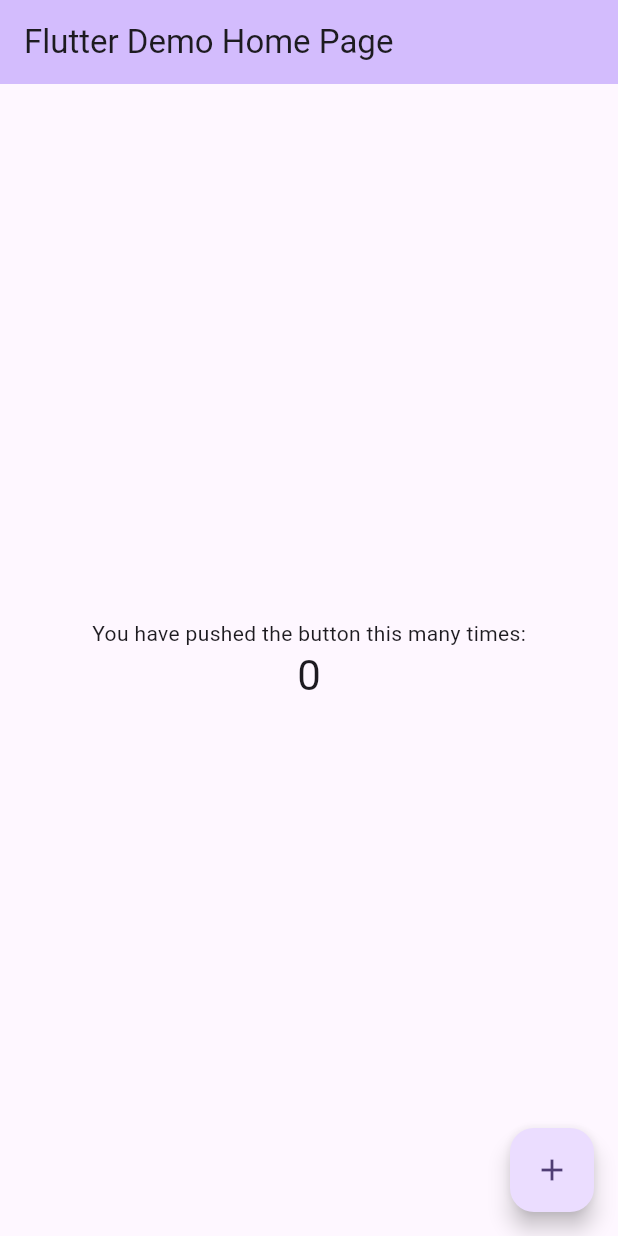
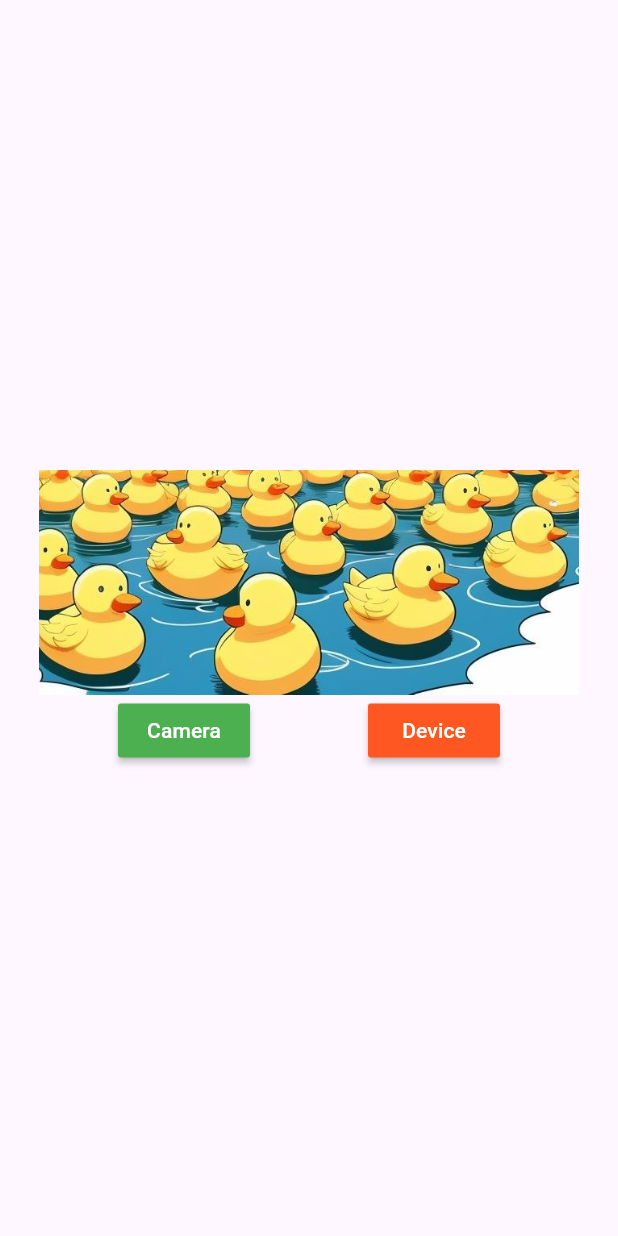
Before and after one commit to ajmdz/fake-banknote-detection, a Flutter app: the screen it shows after launch, on a phone screen of 412 x 824 dp. Run offline on Flutter 3.47's test engine with Material 3 defaults, Android fonts, the light colour scheme and no system bars; our stand-ins replace image_cropper, image_picker.

Commit message:
Add image picker and cropper

```diff
--- a/lib/main.dart
+++ b/lib/main.dart
@@ -1,4 +1,7 @@
+import 'dart:io';
 import 'package:flutter/material.dart';
+import 'package:image_cropper/image_cropper.dart';
+import 'package:image_picker/image_picker.dart';
 
 void main() {
   runApp(const MyApp());
@@ -11,42 +14,18 @@
   @override
   Widget build(BuildContext context) {
     return MaterialApp(
-      title: 'Flutter Demo',
+      title: 'CounterFeat',
       theme: ThemeData(
-        // This is the theme of your application.
-        //
-        // TRY THIS: Try running your application with "flutter run". You'll see
-        // the application has a purple toolbar. Then, without quitting the app,
-        // try changing the seedColor in the colorScheme below to Colors.green
-        // and then invoke "hot reload" (save your changes or press the "hot
-        // reload" button in a Flutter-supported IDE, or press "r" if you used
-        // the command line to start the app).
-        //
-        // Notice that the counter didn't reset back to zero; the application
-        // state is not lost during the reload. To reset the state, use hot
-        // restart instead.
-        //
-        // This works for code too, not just values: Most code changes can be
-        // tested with just a hot reload.
         colorScheme: ColorScheme.fromSeed(seedColor: Colors.deepPurple),
         useMaterial3: true,
       ),
-      home: const MyHomePage(title: 'Flutter Demo Home Page'),
+      home: const MyHomePage(title: 'CounterFeat'),
     );
   }
 }
 
 class MyHomePage extends StatefulWidget {
   const MyHomePage({super.key, required this.title});
-
-  // This widget is the home page of your application. It is stateful, meaning
-  // that it has a State object (defined below) that contains fields that affect
-  // how it looks.
-
-  // This class is the configuration for the state. It holds the values (in this
-  // case the title) provided by the parent (in this case the App widget) and
-  // used by the build method of the State. Fields in a Widget subclass are
-  // always marked "final".
 
   final String title;
 
@@ -55,71 +34,111 @@
 }
 
 class _MyHomePageState extends State<MyHomePage> {
-  int _counter = 0;
+  File? _selectedFile;
+  bool _inProcess = false;
 
-  void _incrementCounter() {
+  Widget getImageWidget() {
+    if (_selectedFile != null) {
+      return Image.file(
+        _selectedFile!, // null-aware operator to assert non-null before passing
+        width: 360,
+        height: 150,
+        fit: BoxFit.cover,
+      );
+    } else {
+      return Image.asset(
+        "assets/placeholder.jpg",
+        width: 360,
+        height: 150,
+        fit: BoxFit.cover,
+      );
+    }
+  }
+
+  getImage(ImageSource source) async {
     setState(() {
-      // This call to setState tells the Flutter framework that something has
-      // changed in this State, which causes it to rerun the build method below
-      // so that the display can reflect the updated values. If we changed
-      // _counter without calling setState(), then the build method would not be
-      // called again, and so nothing would appear to happen.
-      _counter++;
+      _inProcess = true;
     });
+    XFile? image = await ImagePicker().pickImage(source: source);
+    if (image != null) {
+      CroppedFile? cropped = await ImageCropper().cropImage(
+        sourcePath: image.path,
+        aspectRatio: const CropAspectRatio(ratioX: 16, ratioY: 6.6),
+        compressQuality: 100,
+        maxWidth: 2560,
+        maxHeight: 1440,
+        compressFormat: ImageCompressFormat.jpg,
+        uiSettings: [
+          AndroidUiSettings(
+            toolbarColor: Colors.deepOrange,
+            toolbarTitle: "Crop Image",
+            statusBarColor: Colors.deepOrange.shade900,
+            backgroundColor: Colors.white,
+          )
+        ],
+      );
+
+      if (cropped != null) {
+        setState(() {
+          _selectedFile = File(cropped.path);
+          _inProcess = false;
+        });
+      } else {
+        setState(() {
+          _inProcess = false;
+        });
+      }
+    } else {
+      setState(() {
+        _inProcess = false;
+      });
+    }
   }
 
   @override
   Widget build(BuildContext context) {
-    // This method is rerun every time setState is called, for instance as done
-    // by the _incrementCounter method above.
-    //
-    // The Flutter framework has been optimized to make rerunning build methods
-    // fast, so that you can just rebuild anything that needs updating rather
-    // than having to individually change instances of widgets.
     return Scaffold(
-      appBar: AppBar(
-        // TRY THIS: Try changing the color here to a specific color (to
-        // Colors.amber, perhaps?) and trigger a hot reload to see the AppBar
-        // change color while the other colors stay the same.
-        backgroundColor: Theme.of(context).colorScheme.inversePrimary,
-        // Here we take the value from the MyHomePage object that was created by
-        // the App.build method, and use it to set our appbar title.
-        title: Text(widget.title),
-      ),
-      body: Center(
-        // Center is a layout widget. It takes a single child and positions it
-        // in the middle of the parent.
-        child: Column(
-          // Column is also a layout widget. It takes a list of children and
-          // arranges them vertically. By default, it sizes itself to fit its
-          // children horizontally, and tries to be as tall as its parent.
-          //
-          // Column has various properties to control how it sizes itself and
-          // how it positions its children. Here we use mainAxisAlignment to
-          // center the children vertically; the main axis here is the vertical
-          // axis because Columns are vertical (the cross axis would be
-          // horizontal).
-          //
-          // TRY THIS: Invoke "debug painting" (choose the "Toggle Debug Paint"
-          // action in the IDE, or press "p" in the console), to see the
-          // wireframe for each widget.
+        body: Stack(
+      children: <Widget>[
+        Column(
           mainAxisAlignment: MainAxisAlignment.center,
           children: <Widget>[
-            const Text(
-              'You have pushed the button this many times:',
-            ),
-            Text(
-              '$_counter',
-              style: Theme.of(context).textTheme.headlineMedium,
-            ),
+            getImageWidget(),
+            Row(
+              mainAxisAlignment: MainAxisAlignment.spaceEvenly,
+              children: <Widget>[
+                MaterialButton(
+                    color: Colors.green,
+                    child: const Text(
+                      "Camera",
+                      style: TextStyle(color: Colors.white),
+                    ),
+                    onPressed: () {
+                      getImage(ImageSource.camera);
+                    }),
+                MaterialButton(
+                    color: Colors.deepOrange,
+                    child: const Text(
+                      "Device",
+                      style: TextStyle(color: Colors.white),
+                    ),
+                    onPressed: () {
+                      getImage(ImageSource.gallery);
+                    })
+              ],
+            )
           ],
         ),
-      ),
-      floatingActionButton: FloatingActionButton(
-        onPressed: _incrementCounter,
-        tooltip: 'Increment',
-        child: const Icon(Icons.add),
-      ), // This trailing comma makes auto-formatting nicer for build methods.
-    );
+        (_inProcess)
+            ? Container(
+                color: Colors.white,
+                height: MediaQuery.of(context).size.height * 0.95,
+                child: const Center(
+                  child: CircularProgressIndicator(),
+                ),
+              )
+            : const Center()
+      ],
+    ));
   }
 }
--- a/pubspec.yaml
+++ b/pubspec.yaml
@@ -31,6 +31,7 @@ dependencies:
   flutter:
     sdk: flutter
   image_picker: ^1.0.7
+  image_cropper: ^5.0.1
   path_provider: ^2.1.2
 
   # The following adds the Cupertino Icons font to your application.
@@ -59,9 +60,8 @@ flutter:
   uses-material-design: true
 
   # To add assets to your application, add an assets section, like this:
-  # assets:
-  #   - images/a_dot_burr.jpeg
-  #   - images/a_dot_ham.jpeg
+  assets:
+    - assets/placeholder.jpg
 
   # An image asset can refer to one or more resolution-specific "variants", see
   # https://flutter.dev/assets-and-images/#resolution-aware
```
Also changed, not shown: assets/placeholder.jpg (added), pubspec.lock, 1 other file.
